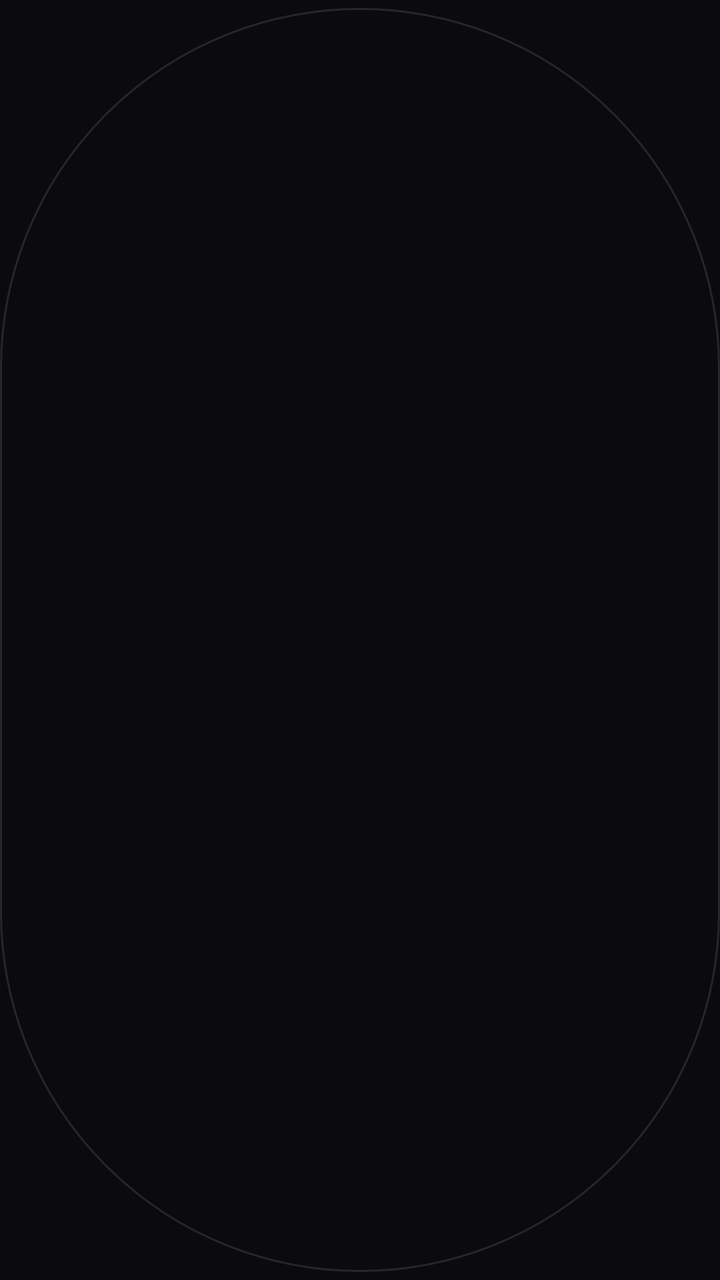
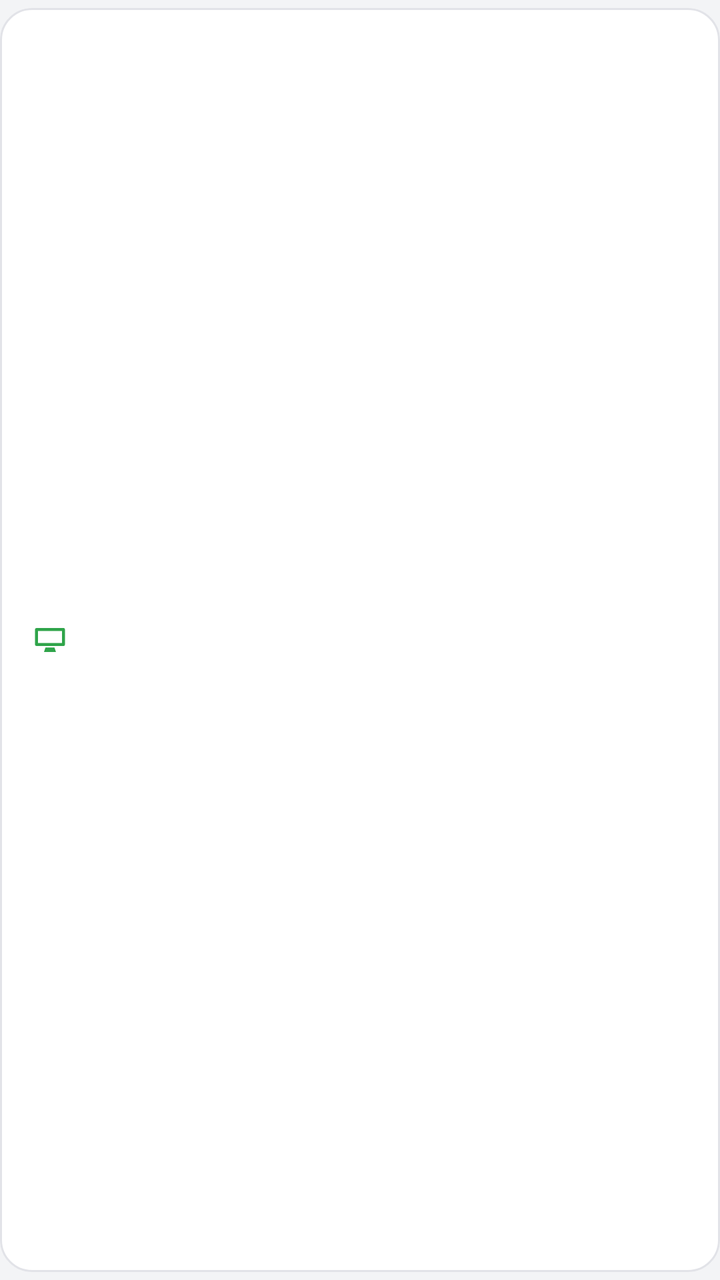

Screens rendered from an Android XML layout before and after an edit, with the pre-edit source and the edit as a unified diff.
<!-- AndroidManifest.xml: application theme Theme.PhoneMonitor -->
<!-- res/layout/history_item.xml -->
<?xml version="1.0" encoding="utf-8"?>
<com.google.android.material.button.MaterialButton xmlns:android="http://schemas.android.com/apk/res/android"
    xmlns:app="http://schemas.android.com/apk/res-auto"
    style="@style/Widget.Material3.Button.OutlinedButton"
    android:layout_width="match_parent"
    android:layout_height="wrap_content"
    android:layout_marginBottom="6dp"
    android:gravity="start|center_vertical"
    android:textAllCaps="false"
    android:textColor="@color/pm_white"
    app:strokeColor="@color/pm_border" />
<!-- resources referenced by this layout -->
<resources>
  <color name="pm_border">#26262B</color>
  <color name="pm_white">#FFFFFF</color>
  <style name="Theme.PhoneMonitor" parent="Theme.Material3.Dark.NoActionBar">
          <item name="colorPrimary">@color/pm_green</item>
          <item name="colorOnPrimary">@color/pm_black</item>
          <item name="colorSecondary">@color/pm_green</item>
          <item name="android:windowBackground">@color/pm_bg</item>
          <item name="android:statusBarColor" tools:targetApi="l">@color/pm_black</item>
          <item name="android:navigationBarColor">@color/pm_black</item>
      </style>
  <color name="pm_green">#2FA44A</color>
  <color name="pm_black">#000000</color>
  <color name="pm_bg">#0B0B0D</color>
</resources>

<!-- the commit's change to res/layout/history_item.xml (unified diff, before → after) -->
@@ -4,8 +4,19 @@
     style="@style/Widget.Material3.Button.OutlinedButton"
     android:layout_width="match_parent"
     android:layout_height="wrap_content"
-    android:layout_marginBottom="6dp"
+    android:layout_marginBottom="10dp"
+    android:minHeight="58dp"
+    android:fontFamily="monospace"
     android:gravity="start|center_vertical"
+    android:paddingHorizontal="16dp"
     android:textAllCaps="false"
-    android:textColor="@color/pm_white"
-    app:strokeColor="@color/pm_border" />
+    android:textColor="@color/pm_text"
+    android:textSize="14sp"
+    app:backgroundTint="@color/pm_surface"
+    app:cornerRadius="16dp"
+    app:icon="@drawable/ic_desktop"
+    app:iconGravity="textStart"
+    app:iconPadding="14dp"
+    app:iconTint="@color/pm_green"
+    app:strokeColor="@color/pm_border"
+    app:strokeWidth="1dp" />
<!-- resource entries referenced after the edit -->
@@ -1,7 +1,17 @@
 <!-- resources referenced by this layout -->
 <resources>
-  <color name="pm_border">#26262B</color>
-  <color name="pm_white">#FFFFFF</color>
+  <color name="pm_border">#E2E3E8</color>
+  <color name="pm_green">#2FA44A</color>
+  <color name="pm_surface">#FFFFFF</color>
+  <color name="pm_text">#0B0B0D</color>
+  <!-- drawable ic_desktop (drawable) -->
+  <vector xmlns:android="http://schemas.android.com/apk/res/android"
+      android:width="24dp" android:height="24dp"
+      android:viewportWidth="24" android:viewportHeight="24">
+      <path android:fillColor="#FFFFFF" android:fillType="evenOdd"
+          android:pathData="M3,4 h18 a1,1 0 0 1 1,1 v10 a1,1 0 0 1 -1,1 h-18 a1,1 0 0 1 -1,-1 v-10 a1,1 0 0 1 1,-1 z M4,6 v8 h16 v-8 z" />
+      <path android:fillColor="#FFFFFF" android:pathData="M9,17 h6 l1,3 h-8 z" />
+  </vector>
   <style name="Theme.PhoneMonitor" parent="Theme.Material3.Dark.NoActionBar">
           <item name="colorPrimary">@color/pm_green</item>
           <item name="colorOnPrimary">@color/pm_black</item>
@@ -10,8 +20,7 @@
           <item name="android:statusBarColor" tools:targetApi="l">@color/pm_black</item>
           <item name="android:navigationBarColor">@color/pm_black</item>
       </style>
-  <color name="pm_green">#2FA44A</color>
   <color name="pm_black">#000000</color>
-  <color name="pm_bg">#0B0B0D</color>
+  <color name="pm_bg">#F3F4F6</color>
 </resources>
 
